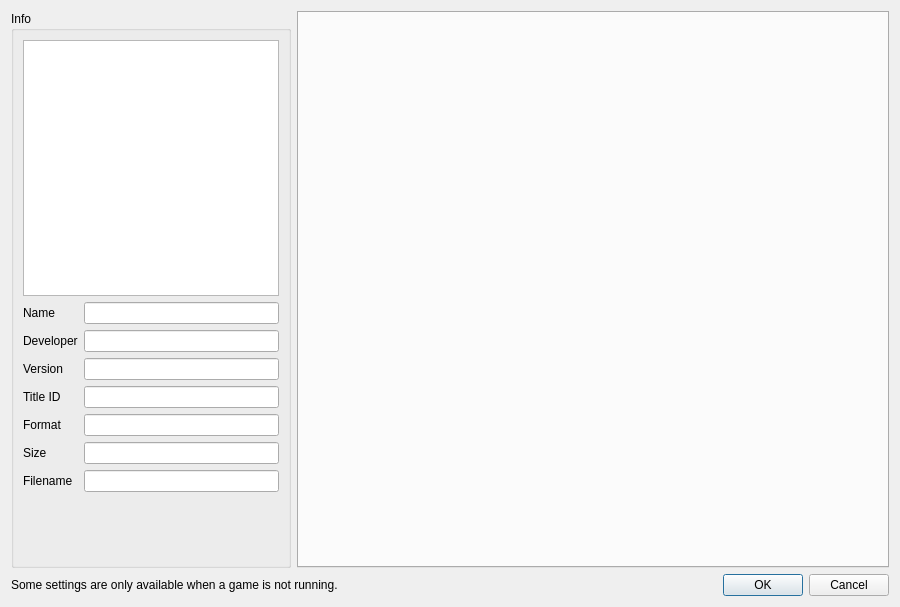
Before: the Qt Designer form src/yuzu/configuration/configure_per_game.ui in VinniGamgee/Moonwitch, drawn with Qt 5.
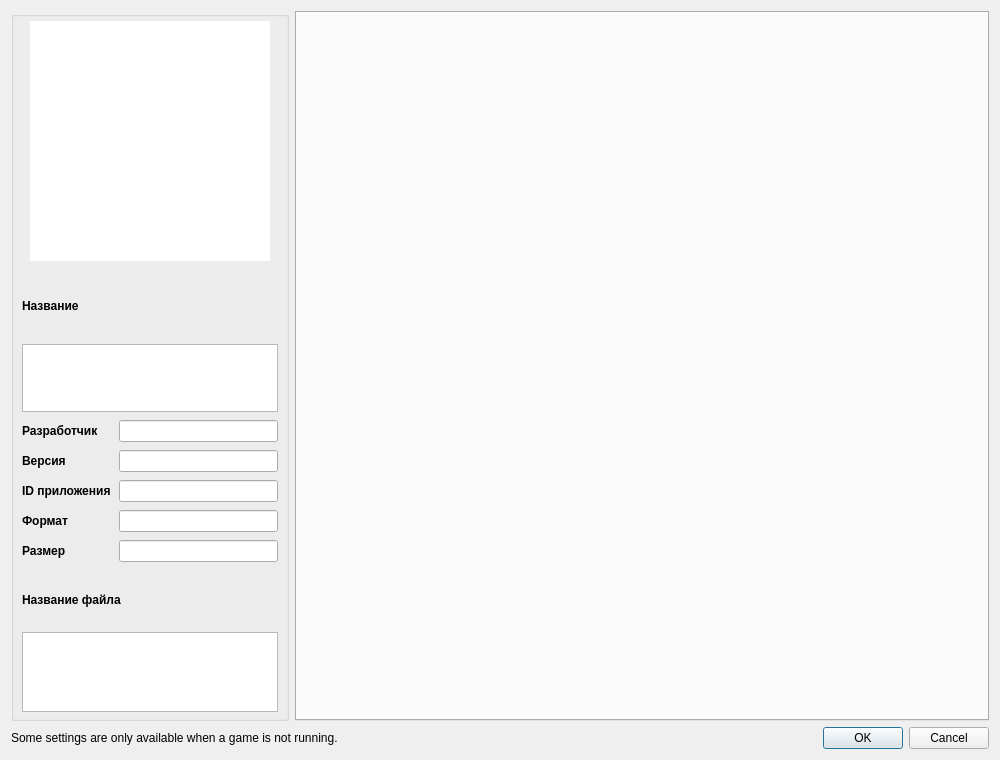
After: the same form once the commit is applied.

The edit to the form file:
```diff
--- a/src/yuzu/configuration/configure_per_game.ui
+++ b/src/yuzu/configuration/configure_per_game.ui
@@ -6,14 +6,14 @@
    <rect>
     <x>0</x>
     <y>0</y>
-    <width>900</width>
-    <height>607</height>
+    <width>1000</width>
+    <height>760</height>
    </rect>
   </property>
   <property name="minimumSize">
    <size>
-    <width>900</width>
-    <height>0</height>
+    <width>960</width>
+    <height>720</height>
    </size>
   </property>
   <property name="windowTitle">
@@ -31,29 +31,47 @@
         </sizepolicy>
        </property>
        <property name="title">
-        <string>Info</string>
+        <string/>
        </property>
        <layout class="QVBoxLayout" name="verticalLayout">
+         <property name="spacing">
+          <number>8</number>
+         </property>
+         <property name="leftMargin">
+          <number>8</number>
+         </property>
+         <property name="topMargin">
+          <number>4</number>
+         </property>
+         <property name="rightMargin">
+          <number>8</number>
+         </property>
+         <property name="bottomMargin">
+          <number>6</number>
+         </property>
         <item alignment="Qt::AlignHCenter">
          <widget class="QGraphicsView" name="icon_view">
           <property name="sizePolicy">
-           <sizepolicy hsizetype="Maximum" vsizetype="Maximum">
+            <sizepolicy hsizetype="Fixed" vsizetype="Fixed">
             <horstretch>0</horstretch>
             <verstretch>0</verstretch>
            </sizepolicy>
           </property>
           <property name="minimumSize">
            <size>
-            <width>256</width>
-            <height>256</height>
+             <width>240</width>
+             <height>240</height>
            </size>
           </property>
           <property name="maximumSize">
            <size>
-            <width>256</width>
-            <height>256</height>
-           </size>
-          </property>
+             <width>240</width>
+             <height>240</height>
+            </size>
+           </property>
+           <property name="frameShape">
+            <enum>QFrame::NoFrame</enum>
+           </property>
           <property name="verticalScrollBarPolicy">
            <enum>Qt::ScrollBarAlwaysOff</enum>
           </property>
@@ -65,20 +83,75 @@
           </property>
          </widget>
         </item>
+         <item>
+          <layout class="QVBoxLayout" name="name_layout">
+           <property name="spacing">
+            <number>2</number>
+           </property>
+           <item>
+            <widget class="QLabel" name="label">
+             <property name="text">
+              <string>Название</string>
+             </property>
+             <property name="font">
+              <font>
+               <bold>true</bold>
+              </font>
+             </property>
+             <property name="alignment">
+              <set>Qt::AlignLeading|Qt::AlignLeft|Qt::AlignVCenter</set>
+             </property>
+            </widget>
+           </item>
+           <item>
+            <widget class="QTextEdit" name="display_name">
+             <property name="enabled">
+              <bool>true</bool>
+             </property>
+             <property name="readOnly">
+              <bool>true</bool>
+             </property>
+             <property name="acceptRichText">
+              <bool>false</bool>
+             </property>
+             <property name="minimumSize">
+              <size>
+               <width>0</width>
+               <height>60</height>
+              </size>
+             </property>
+             <property name="maximumSize">
+              <size>
+               <width>16777215</width>
+               <height>68</height>
+              </size>
+             </property>
+            </widget>
+           </item>
+          </layout>
+         </item>
         <item>
          <layout class="QGridLayout" name="gridLayout_2">
-          <item row="6" column="1">
-           <widget class="QLineEdit" name="display_size">
-            <property name="enabled">
-             <bool>true</bool>
-            </property>
-            <property name="readOnly">
-             <bool>true</bool>
+           <property name="verticalSpacing">
+            <number>8</number>
+           </property>
+           <property name="horizontalSpacing">
+            <number>8</number>
+           </property>
+           <item row="0" column="0">
+            <widget class="QLabel" name="label_2">
+             <property name="text">
+              <string>Разработчик</string>
+             </property>
+             <property name="font">
+              <font>
+               <bold>true</bold>
+              </font>
             </property>
            </widget>
           </item>
-          <item row="3" column="1">
-           <widget class="QLineEdit" name="display_version">
+           <item row="0" column="1">
+            <widget class="QLineEdit" name="display_developer">
             <property name="enabled">
              <bool>true</bool>
             </property>
@@ -88,58 +161,19 @@
            </widget>
           </item>
           <item row="1" column="0">
-           <widget class="QLabel" name="label">
+            <widget class="QLabel" name="label_3">
             <property name="text">
-             <string>Name</string>
-            </property>
-           </widget>
-          </item>
-          <item row="4" column="0">
-           <widget class="QLabel" name="label_4">
-            <property name="text">
-             <string>Title ID</string>
-            </property>
-           </widget>
-          </item>
-          <item row="4" column="1">
-           <widget class="QLineEdit" name="display_title_id">
-            <property name="enabled">
-             <bool>true</bool>
-            </property>
-            <property name="readOnly">
-             <bool>true</bool>
-            </property>
-           </widget>
-          </item>
-          <item row="7" column="1">
-           <widget class="QLineEdit" name="display_filename">
-            <property name="enabled">
-             <bool>true</bool>
-            </property>
-            <property name="readOnly">
-             <bool>true</bool>
-            </property>
-           </widget>
-          </item>
-          <item row="5" column="1">
-           <widget class="QLineEdit" name="display_format">
-            <property name="enabled">
-             <bool>true</bool>
-            </property>
-            <property name="readOnly">
-             <bool>true</bool>
-            </property>
-           </widget>
-          </item>
-          <item row="7" column="0">
-           <widget class="QLabel" name="label_7">
-            <property name="text">
-             <string>Filename</string>
+              <string>Версия</string>
+             </property>
+             <property name="font">
+              <font>
+               <bold>true</bold>
+              </font>
             </property>
            </widget>
           </item>
           <item row="1" column="1">
-           <widget class="QLineEdit" name="display_name">
+            <widget class="QLineEdit" name="display_version">
             <property name="enabled">
              <bool>true</bool>
             </property>
@@ -148,8 +182,20 @@
             </property>
            </widget>
           </item>
+           <item row="2" column="0">
+            <widget class="QLabel" name="label_4">
+             <property name="text">
+              <string>ID приложения</string>
+             </property>
+             <property name="font">
+              <font>
+               <bold>true</bold>
+              </font>
+             </property>
+            </widget>
+           </item>
           <item row="2" column="1">
-           <widget class="QLineEdit" name="display_developer">
+            <widget class="QLineEdit" name="display_title_id">
             <property name="enabled">
              <bool>true</bool>
             </property>
@@ -158,48 +204,104 @@
             </property>
            </widget>
           </item>
-          <item row="5" column="0">
-           <widget class="QLabel" name="label_5">
-            <property name="text">
-             <string>Format</string>
-            </property>
-           </widget>
-          </item>
           <item row="3" column="0">
-           <widget class="QLabel" name="label_3">
+            <widget class="QLabel" name="label_5">
             <property name="text">
-             <string>Version</string>
-            </property>
-           </widget>
-          </item>
-          <item row="6" column="0">
+              <string>Формат</string>
+             </property>
+             <property name="font">
+              <font>
+               <bold>true</bold>
+              </font>
+             </property>
+            </widget>
+           </item>
+           <item row="3" column="1">
+            <widget class="QLineEdit" name="display_format">
+             <property name="enabled">
+              <bool>true</bool>
+             </property>
+             <property name="readOnly">
+              <bool>true</bool>
+             </property>
+            </widget>
+           </item>
+           <item row="4" column="0">
            <widget class="QLabel" name="label_6">
             <property name="text">
-             <string>Size</string>
-            </property>
-           </widget>
-          </item>
-          <item row="2" column="0">
-           <widget class="QLabel" name="label_2">
+              <string>Размер</string>
+             </property>
+             <property name="font">
+              <font>
+               <bold>true</bold>
+              </font>
+             </property>
+            </widget>
+           </item>
+           <item row="4" column="1">
+            <widget class="QLineEdit" name="display_size">
+             <property name="enabled">
+              <bool>true</bool>
+             </property>
+             <property name="readOnly">
+              <bool>true</bool>
+             </property>
+            </widget>
+           </item>
+          </layout>
+         </item>
+         <item>
+          <layout class="QVBoxLayout" name="filename_layout">
+           <property name="spacing">
+            <number>2</number>
+           </property>
+           <item>
+            <widget class="QLabel" name="label_7">
             <property name="text">
-             <string>Developer</string>
-            </property>
-           </widget>
-          </item>
-         </layout>
+              <string>Название файла</string>
+             </property>
+             <property name="font">
+              <font>
+               <bold>true</bold>
+              </font>
+             </property>
+             <property name="alignment">
+              <set>Qt::AlignLeading|Qt::AlignLeft|Qt::AlignVCenter</set>
+             </property>
+            </widget>
         </item>
         <item>
-         <spacer name="verticalSpacer">
-          <property name="orientation">
-           <enum>Qt::Vertical</enum>
-          </property>
-          <property name="sizeHint" stdset="0">
+            <widget class="QTextEdit" name="display_filename">
+             <property name="enabled">
+              <bool>true</bool>
+             </property>
+             <property name="readOnly">
+              <bool>true</bool>
+             </property>
+             <property name="acceptRichText">
+              <bool>false</bool>
+             </property>
+             <property name="sizePolicy">
+              <sizepolicy hsizetype="Expanding" vsizetype="Expanding">
+               <horstretch>0</horstretch>
+               <verstretch>1</verstretch>
+              </sizepolicy>
+             </property>
+             <property name="minimumSize">
            <size>
-            <width>20</width>
-            <height>40</height>
-           </size>
-          </property>
-         </spacer>
+               <width>0</width>
+               <height>60</height>
+              </size>
+             </property>
+             <property name="maximumSize">
+              <size>
+               <width>16777215</width>
+               <height>80</height>
+              </size>
+             </property>
+            </widget>
+           </item>
+          </layout>
         </item>
        </layout>
       </widget>
```
Left out of the diff: 2 changed lines with no effect on the pictures. Lines whose indentation alone changed are shown as unchanged.
